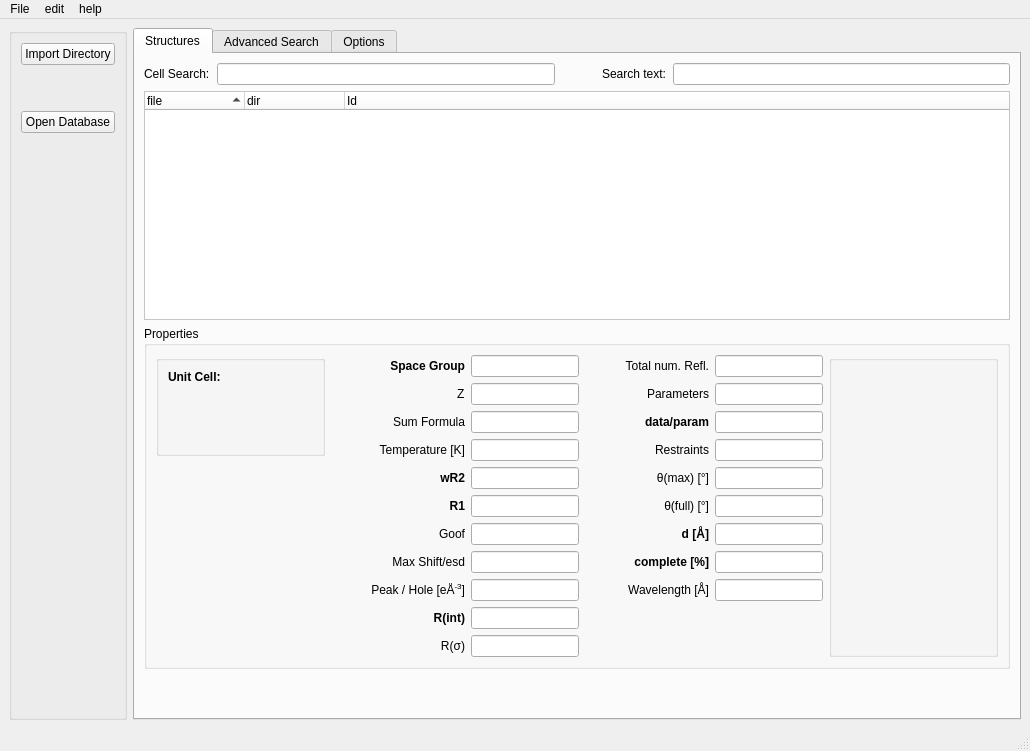
Before: the Qt Designer form stdb_main.ui in dkratzert/StructureFinder, drawn with Qt 5.
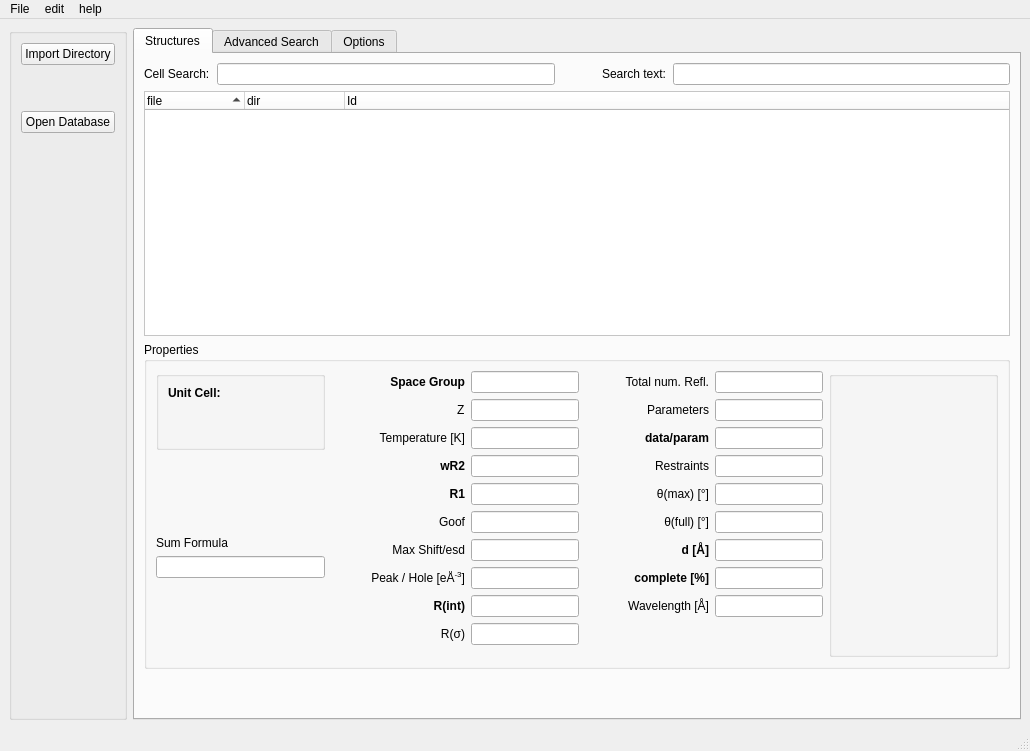
After: the same form once the commit is applied.

```diff
--- a/stdb_main.ui
+++ b/stdb_main.ui
@@ -256,6 +256,12 @@
                </property>
                <item>
                 <widget class="QGroupBox" name="groupBox_4">
+                 <property name="sizePolicy">
+                  <sizepolicy hsizetype="Expanding" vsizetype="Preferred">
+                   <horstretch>0</horstretch>
+                   <verstretch>0</verstretch>
+                  </sizepolicy>
+                 </property>
                  <property name="title">
                   <string/>
                  </property>
@@ -314,6 +320,16 @@
                  </property>
                 </spacer>
                </item>
+               <item>
+                <widget class="QLabel" name="sumFormulaLabel">
+                 <property name="text">
+                  <string>Sum Formula</string>
+                 </property>
+                </widget>
+               </item>
+               <item>
+                <widget class="QLineEdit" name="sumFormulaLineEdit"/>
+               </item>
                <item>
                 <spacer name="verticalSpacer_5">
                  <property name="orientation">
@@ -457,22 +473,9 @@
                <item row="11" column="1">
                 <widget class="QLineEdit" name="rsigmaLineEdit"/>
                </item>
-               <item row="3" column="1">
-                <widget class="QLineEdit" name="sumFormulaLineEdit"/>
-               </item>
                <item row="5" column="1">
                 <widget class="QLineEdit" name="wR2LineEdit"/>
                </item>
-               <item row="3" column="0">
-                <widget class="QLabel" name="sumFormulaLabel">
-                 <property name="text">
-                  <string>Sum Formula</string>
-                 </property>
-                 <property name="alignment">
-                  <set>Qt::AlignRight|Qt::AlignTrailing|Qt::AlignVCenter</set>
-                 </property>
-                </widget>
-               </item>
                <item row="5" column="0">
                 <widget class="QLabel" name="wR2Label">
                  <property name="font">
```
Left out of the diff: 3 changed lines with no effect on the pictures.
